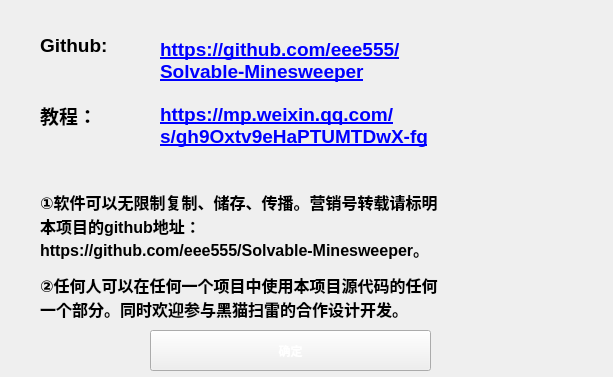
Qt form ui_about.ui (zjpAAA/Solvable-Minesweeper) before a commit.
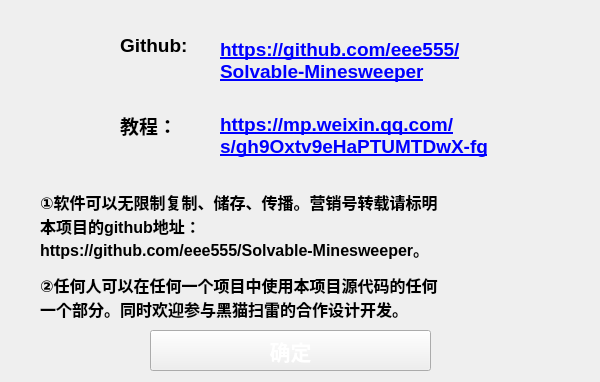
The same form after that commit. Icons and pictures are not drawn.

What changed in the file:
```diff
--- a/ui_about.ui
+++ b/ui_about.ui
@@ -6,12 +6,33 @@
    <rect>
     <x>0</x>
     <y>0</y>
-    <width>613</width>
-    <height>377</height>
+    <width>600</width>
+    <height>382</height>
    </rect>
   </property>
+  <property name="minimumSize">
+   <size>
+    <width>600</width>
+    <height>382</height>
+   </size>
+  </property>
+  <property name="maximumSize">
+   <size>
+    <width>600</width>
+    <height>382</height>
+   </size>
+  </property>
+  <property name="sizeIncrement">
+   <size>
+    <width>0</width>
+    <height>0</height>
+   </size>
+  </property>
   <property name="windowTitle">
-   <string>Form</string>
+   <string>关于</string>
+  </property>
+  <property name="windowOpacity">
+   <double>10.000000000000000</double>
   </property>
   <widget class="QPushButton" name="pushButton">
    <property name="geometry">
@@ -24,6 +45,8 @@
    </property>
    <property name="font">
     <font>
+     <family>黑体</family>
+     <pointsize>16</pointsize>
      <weight>75</weight>
      <italic>false</italic>
      <bold>true</bold>
@@ -34,11 +57,15 @@
    </property>
    <property name="styleSheet">
     <string notr="true">border-image: url(media/button.png);
+font: 16pt &quot;黑体&quot;;
 color:white;font: bold;</string>
    </property>
    <property name="text">
     <string>确定</string>
    </property>
+   <property name="shortcut">
+    <string>Space</string>
+   </property>
    <property name="autoDefault">
     <bool>false</bool>
    </property>
@@ -49,7 +76,7 @@
   <widget class="QLabel" name="label">
    <property name="geometry">
     <rect>
-     <x>40</x>
+     <x>120</x>
      <y>30</y>
      <width>91</width>
      <height>31</height>
@@ -62,7 +89,7 @@
   <widget class="QLabel" name="label_2">
    <property name="geometry">
     <rect>
-     <x>160</x>
+     <x>220</x>
      <y>20</y>
      <width>301</width>
      <height>81</height>
@@ -81,8 +108,8 @@
   <widget class="QLabel" name="label_3">
    <property name="geometry">
     <rect>
-     <x>40</x>
-     <y>100</y>
+     <x>120</x>
+     <y>110</y>
      <width>91</width>
      <height>31</height>
     </rect>
@@ -94,8 +121,8 @@
   <widget class="QLabel" name="label_4">
    <property name="geometry">
     <rect>
-     <x>160</x>
-     <y>95</y>
+     <x>220</x>
+     <y>105</y>
      <width>371</width>
      <height>61</height>
     </rect>
@@ -120,12 +147,52 @@
     </rect>
    </property>
    <property name="text">
-    <string>&lt;html&gt;&lt;head/&gt;&lt;body&gt;&lt;p align=&quot;justify&quot;&gt;&lt;span style=&quot; font-size:12pt; font-weight:600;&quot;&gt;①软件可以无限制复制、储存、传播。营销号转载请标明&lt;br/&gt;本项目的github地址：&lt;br/&gt;https://github.com/eee555/Solvable-Minesweeper。&lt;/span&gt;&lt;/p&gt;&lt;p align=&quot;justify&quot;&gt;&lt;span style=&quot; font-size:12pt; font-weight:600;&quot;&gt;②任何人可以在任何一个项目中使用本项目源代码的任何&lt;br/&gt;一个部分。同时欢迎参与黑猫扫雷的合作设计开发。&lt;/span&gt;&lt;/p&gt;&lt;/body&gt;&lt;/html&gt;</string>
+    <string>&lt;!DOCTYPE HTML PUBLIC &quot;-//W3C//DTD HTML 4.0//EN&quot; &quot;http://www.w3.org/TR/REC-html40/strict.dtd&quot;&gt;
+&lt;html&gt;&lt;head&gt;&lt;meta name=&quot;qrichtext&quot; content=&quot;1&quot; /&gt;&lt;style type=&quot;text/css&quot;&gt;
+p, li { white-space: pre-wrap; }
+&lt;/style&gt;&lt;/head&gt;&lt;body style=&quot; font-family:'SimSun'; font-size:9pt; font-weight:400; font-style:normal;&quot;&gt;
+&lt;p align=&quot;justify&quot; style=&quot; margin-top:12px; margin-bottom:12px; margin-left:0px; margin-right:0px; -qt-block-indent:0; text-indent:0px;&quot;&gt;&lt;span style=&quot; font-size:12pt; font-weight:600;&quot;&gt;①软件可以无限制复制、储存、传播。营销号转载请标明&lt;br /&gt;本项目的github地址：&lt;br /&gt;https://github.com/eee555/Solvable-Minesweeper。&lt;/span&gt;&lt;/p&gt;
+&lt;p align=&quot;justify&quot; style=&quot; margin-top:12px; margin-bottom:12px; margin-left:0px; margin-right:0px; -qt-block-indent:0; text-indent:0px;&quot;&gt;&lt;span style=&quot; font-size:12pt; font-weight:600;&quot;&gt;②任何人可以在任何一个项目中使用本项目源代码的任何&lt;br /&gt;一个部分。同时欢迎参与黑猫扫雷的合作设计开发。&lt;/span&gt;&lt;/p&gt;&lt;/body&gt;&lt;/html&gt;</string>
    </property>
    <property name="textFormat">
     <enum>Qt::RichText</enum>
    </property>
   </widget>
+  <widget class="QLabel" name="label_6">
+   <property name="geometry">
+    <rect>
+     <x>50</x>
+     <y>20</y>
+     <width>51</width>
+     <height>51</height>
+    </rect>
+   </property>
+   <property name="styleSheet">
+    <string notr="true">border-image: url(media/github.svg);</string>
+   </property>
+   <property name="text">
+    <string/>
+   </property>
+  </widget>
+  <widget class="QLabel" name="label_7">
+   <property name="geometry">
+    <rect>
+     <x>50</x>
+     <y>90</y>
+     <width>61</width>
+     <height>61</height>
+    </rect>
+   </property>
+   <property name="autoFillBackground">
+    <bool>false</bool>
+   </property>
+   <property name="styleSheet">
+    <string notr="true">border-image: url(media/weixin.svg);</string>
+   </property>
+   <property name="text">
+    <string/>
+   </property>
+  </widget>
  </widget>
  <resources/>
  <connections/>
```
Left out of the diff: 19 changed lines with no effect on the pictures.
